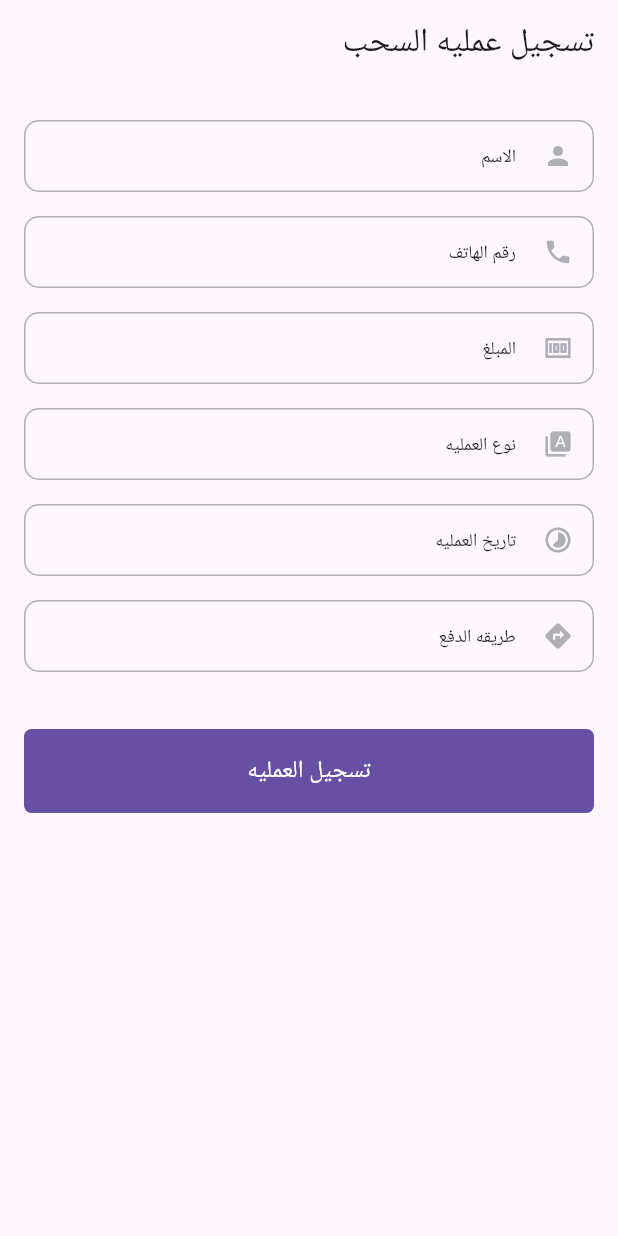
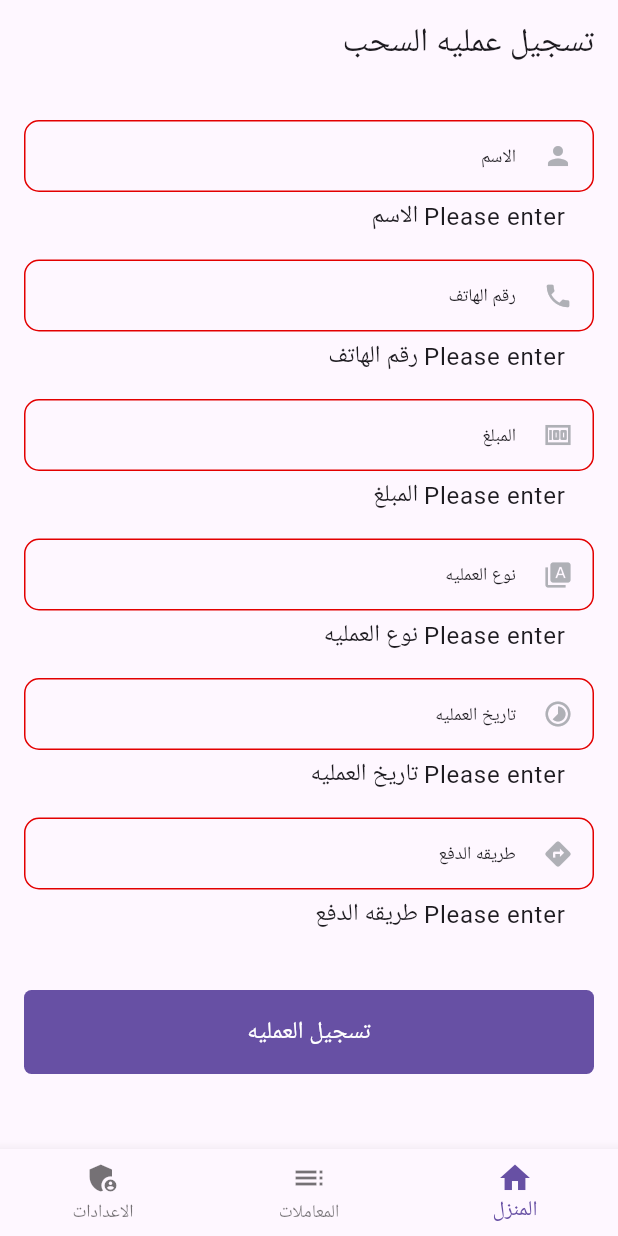
Before and after one commit to AliAshrafAnwaar/transaction_app, a Flutter app: the screen it shows after launch, after a tap on "تسجيل العمليه", on a phone screen of 412 x 824 dp. Run offline on Flutter 3.47's test engine with Material 3 defaults, Android fonts, the phone set to English and light mode, and no system bars.

Commit message:
added bottom navigation bar with model and the data transfer

```diff
--- /dev/null
+++ b/lib/data/model/client.dart
@@ -0,0 +1,147 @@
+import 'package:transaction_app/data/model/transaction.dart';
+
+class Client {
+  List<Transaction> transactions;
+  final String phoneNumber;
+  final String name;
+  int numberTransactions;
+
+  Client(
+      {required this.name,
+      required this.phoneNumber,
+      required this.transactions,
+      required this.numberTransactions});
+
+  void fromFirestore(Map<String, dynamic> json) {
+    Client(
+        name: json['name'],
+        numberTransactions: json['numberTransactions'],
+        phoneNumber: json['id'],
+        transactions: json['transactions']);
+  }
+
+  Map<String, dynamic> toFirestore() {
+    return {
+      'name': name,
+      'numberTransactions': numberTransactions,
+      'phoneNumber': phoneNumber,
+      'transactions': transactions
+    };
+  }
+
+  void addClient(Client client) {
+    print(client.phoneNumber);
+    for (var c in clients) {
+      print('${client.phoneNumber} + ${c.phoneNumber}');
+      if (client.phoneNumber == c.phoneNumber) {
+        c.transactions.add(client.transactions[0]);
+        print(1);
+        return;
+      }
+    }
+    clients.add(client);
+    print(2);
+    return;
+  }
+}
+
+List<Client> clients = [
+  Client(
+    name: 'محمد',
+    numberTransactions: 3,
+    phoneNumber: '0155501234',
+    transactions: trans1,
+  ),
+  Client(
+    name: 'خالد',
+    numberTransactions: 2,
+    phoneNumber: '0123456789',
+    transactions: trans2,
+  ),
+  Client(
+    name: 'فاطمة',
+    numberTransactions: 4,
+    phoneNumber: '0119988776',
+    transactions: trans3,
+  ),
+  Client(
+    name: 'نور',
+    numberTransactions: 1,
+    phoneNumber: '0101234567',
+    transactions: trans4,
+  ),
+];
+
+List<Transaction> trans1 = [
+  Transaction(
+    amount: 150,
+    payMethod: 'نقدي',
+    type: 'شراء',
+    phoneNumber: '0155501234',
+  ),
+  Transaction(
+    amount: 75,
+    payMethod: 'بطاقة',
+    type: 'سحب',
+    phoneNumber: '0155501234',
+  ),
+  Transaction(
+    amount: 200,
+    payMethod: 'تحويل',
+    type: 'إيداع',
+    phoneNumber: '0155501234',
+  ),
+];
+
+List<Transaction> trans2 = [
+  Transaction(
+    amount: 50,
+    payMethod: 'نقدي',
+    type: 'شراء',
+    phoneNumber: '0123456789',
+  ),
+  Transaction(
+    amount: 100,
+    payMethod: 'تحويل',
+    type: 'إيداع',
+    phoneNumber: '0123456789',
+  ),
+];
+
+List<Transaction> trans3 = [
+  Transaction(
+    amount: 120,
+    payMethod: 'بطاقة',
+    type: 'شراء',
+    phoneNumber: '0119988776',
+  ),
+  Transaction(
+    amount: 300,
+    payMethod: 'تحويل',
+    type: 'تحويل',
+    phoneNumber: '0119988776',
+  ),
+  Transaction(
+    amount: 90,
+    payMethod: 'نقدي',
+    type: 'سحب',
+    phoneNumber: '0119988776',
+  ),
+  Transaction(
+    amount: 50,
+    payMethod: 'بطاقة',
+    type: 'إيداع',
+    phoneNumber: '0119988776',
+  ),
+];
+
+List<Transaction> trans4 = [
+  Transaction(
+    amount: 25,
+    payMethod: 'نقدي',
+    type: 'شراء',
+    phoneNumber: '0101234567',
+  ),
+];
+
+List<Transaction> allTransactions = [];
--- /dev/null
+++ b/lib/data/model/transaction.dart
@@ -0,0 +1,50 @@
+import 'package:transaction_app/data/model/client.dart';
+
+class Transaction {
+  final String phoneNumber;
+  late final String id;
+  final double amount;
+  final String type;
+  final String payMethod;
+
+  Transaction(
+      {required this.amount,
+      required this.payMethod,
+      required this.type,
+      required this.phoneNumber});
+
+  void fromFirestore(Map<String, dynamic> json) {
+    Transaction(
+        amount: json['amount'],
+        payMethod: json['payMethod'],
+        type: json['type'],
+        phoneNumber: json['phoneNumber']);
+  }
+
+  Map<String, dynamic> toFirestore() {
+    return {
+      'id': DateTime.now().millisecondsSinceEpoch.toString(),
+      'amount': amount,
+      'payMethod': payMethod,
+      'type': type,
+      'phoneNumber': phoneNumber,
+    };
+  }
+
+  // Adding transactions to global list and client-specific lists
+  void addTransaction(Transaction transaction) {
+    // Add to the global list
+    // allTransactions.add(transaction);
+
+    // You can also add this transaction to the respective client's transaction list
+    // Here’s a hypothetical way to do that
+    // for (var client in clients) {
+    //   if (client.phoneNumber == transaction.phoneNumber) {
+    //     client.transactions.add(transaction);
+    //     client.numberTransactions =
+    //         client.transactions.length; // Update transaction count
+    //     break;
+    //   }
+    // }
+  }
+}
--- /dev/null
+++ b/lib/features/home/application.dart
@@ -0,0 +1,130 @@
+import 'package:flutter/material.dart';
+import 'package:transaction_app/data/model/client.dart';
+import 'package:transaction_app/data/model/transaction.dart';
+import 'package:transaction_app/features/shared/styled_button.dart';
+import 'package:transaction_app/features/shared/styled_textField.dart';
+
+class Application extends StatefulWidget {
+  const Application({super.key});
+
+  @override
+  State<Application> createState() => _ApplicationState();
+}
+
+class _ApplicationState extends State<Application> {
+  final TextEditingController nameController = TextEditingController();
+  final TextEditingController phoneController = TextEditingController();
+  final TextEditingController amountController = TextEditingController();
+  final TextEditingController typeController = TextEditingController();
+  final TextEditingController dateController = TextEditingController();
+  final TextEditingController paymentMethodController = TextEditingController();
+
+  final GlobalKey<FormState> _formKey =
+      GlobalKey<FormState>(); // Add a global key for form validation
+
+  @override
+  void dispose() {
+    // Dispose controllers when the widget is removed from the widget tree
+    nameController.dispose();
+    phoneController.dispose();
+    amountController.dispose();
+    typeController.dispose();
+    dateController.dispose();
+    paymentMethodController.dispose();
+    super.dispose();
+  }
+
+  void onSubmit() {
+    if (_formKey.currentState!.validate()) {
+      // Validate the form
+      // Retrieve the text from the controllers
+      String name = nameController.text;
+      String phoneNumber = phoneController.text;
+      double amount = double.parse(amountController.text);
+      String type = typeController.text;
+      String date = dateController.text;
+      String payMethod = paymentMethodController.text;
+
+      // Here you can add logic to process the input, e.g., save it to a database
+      Transaction transaction = Transaction(
+          amount: amount,
+          payMethod: payMethod,
+          type: type,
+          phoneNumber: phoneNumber);
+      Client ins = Client(
+          name: name,
+          phoneNumber: phoneNumber,
+          transactions: [transaction],
+          numberTransactions: 5);
+      ins.addClient(Client(
+          name: name,
+          phoneNumber: phoneNumber,
+          transactions: [transaction],
+          numberTransactions: 5));
+
+      // Clear the text fields after submission if needed
+      nameController.clear();
+      phoneController.clear();
+      amountController.clear();
+      typeController.clear();
+      dateController.clear();
+      paymentMethodController.clear();
+    }
+  }
+
+  @override
+  Widget build(BuildContext context) {
+    return Scaffold(
+      appBar: AppBar(
+        title: const Text("تسجيل عمليه السحب"),
+      ),
+      body: SingleChildScrollView(
+        padding: const EdgeInsets.all(16),
+        child: Form(
+          key: _formKey, // Wrap the inputs in a Form widget
+          child: Column(
+            mainAxisAlignment: MainAxisAlignment.start,
+            crossAxisAlignment: CrossAxisAlignment.stretch,
+            children: [
+              StyledTextField(
+                hint: "الاسم",
+                icon: Icons.person,
+                controller: nameController,
+              ),
+              StyledTextField(
+                hint: "رقم الهاتف",
+                icon: Icons.phone,
+                controller: phoneController,
+              ),
+              StyledTextField(
+                hint: "المبلغ",
+                icon: Icons.money,
+                controller: amountController,
+              ),
+              StyledTextField(
+                hint: "نوع العمليه",
+                icon: Icons.type_specimen,
+                controller: typeController,
+              ),
+              StyledTextField(
+                hint: "تاريخ العمليه",
+                icon: Icons.timelapse,
+                controller: dateController,
+              ),
+              StyledTextField(
+                hint: "طريقه الدفع",
+                icon: Icons.directions,
+                controller: paymentMethodController,
+              ),
+              const SizedBox(height: 30),
+              StyledButton(
+                onPressed: onSubmit, // Call the submit function
+                text: "تسجيل العمليه",
+              ),
+            ],
+          ),
+        ),
+      ),
+    );
+  }
+}
--- /dev/null
+++ b/lib/features/home/home.dart
@@ -0,0 +1,60 @@
+import 'package:flutter/material.dart';
+import 'package:transaction_app/features/display/display.dart';
+import 'package:transaction_app/features/home/application.dart';
+
+class HomeScreen extends StatefulWidget {
+  @override
+  _HomeScreenState createState() => _HomeScreenState();
+}
+
+class _HomeScreenState extends State<HomeScreen> {
+  int _selectedIndex = 0;
+
+  // List of pages to display for each bottom navigation item
+  final List<Widget> _pages = [
+    Application(),
+    Display(),
+    AdminPage(),
+  ];
+
+  void _onItemTapped(int index) {
+    setState(() {
+      _selectedIndex = index; // Update the selected index
+    });
+  }
+
+  @override
+  Widget build(BuildContext context) {
+    return Scaffold(
+      body: _pages[_selectedIndex], // Display the selected page
+      bottomNavigationBar: BottomNavigationBar(
+        items: const <BottomNavigationBarItem>[
+          BottomNavigationBarItem(
+            icon: Icon(Icons.home),
+            label: 'المنزل',
+          ),
+          BottomNavigationBarItem(
+            icon: Icon(Icons.list),
+            label: 'المعاملات',
+          ),
+          BottomNavigationBarItem(
+            icon: Icon(Icons.admin_panel_settings),
+            label: 'الاعدادات',
+          ),
+        ],
+        currentIndex: _selectedIndex,
+        onTap: _onItemTapped, // Handle tap
+      ),
+    );
+  }
+}
+
+// Admin Page Widget
+class AdminPage extends StatelessWidget {
+  @override
+  Widget build(BuildContext context) {
+    return Center(
+      child: Text('Admin Page', style: TextStyle(fontSize: 24)),
+    );
+  }
+}
--- a/lib/main.dart
+++ b/lib/main.dart
@@ -1,44 +1,14 @@
 import 'package:flutter/material.dart';
 import 'package:flutter_localizations/flutter_localizations.dart';
-import 'package:transaction_app/features/shared/styled_button.dart';
-import 'package:transaction_app/features/shared/styled_textField.dart';
+import 'package:transaction_app/features/home/home.dart';
 
 void main() {
-  runApp(const Directionality(
+  runApp(Directionality(
       textDirection: TextDirection.rtl,
       child: MaterialApp(
+          debugShowCheckedModeBanner: false,
+          theme: ThemeData(primarySwatch: Colors.blue),
           localizationsDelegates: GlobalMaterialLocalizations.delegates,
           supportedLocales: [Locale('ar', 'AE')],
-          home: Application())));
+          home: HomeScreen())));
 }
-
-class Application extends StatelessWidget {
-  const Application({super.key});
-
-  @override
-  Widget build(BuildContext context) {
-    return Scaffold(
-      appBar: AppBar(
-        title: const Text("تسجيل عمليه السحب"),
-      ),
-      body: SingleChildScrollView(
-        padding: const EdgeInsets.all(16),
-        child: Column(
-          mainAxisAlignment: MainAxisAlignment.start,
-          crossAxisAlignment: CrossAxisAlignment.stretch,
-          children: [
-            const StyledTextField(hint: "الاسم", icon: Icons.person),
-            const StyledTextField(hint: "رقم الهاتف", icon: Icons.phone),
-            const StyledTextField(hint: "المبلغ", icon: Icons.money),
-            const StyledTextField(
-                hint: "نوع العمليه", icon: Icons.type_specimen),
-            const StyledTextField(hint: "تاريخ العمليه", icon: Icons.timelapse),
-            const StyledTextField(hint: "طريقه الدفع", icon: Icons.directions),
-            const SizedBox(height: 30),
-            StyledButton(onPressed: () {}, text: "تسجيل العمليه")
-          ],
-        ),
-      ),
-    );
-  }
-}
```
Also changed, not shown: lib/features/display/client_transactions.dart (added, +62 -0 lines), lib/features/display/display.dart (added, +109 -0 lines), 1 other file.
